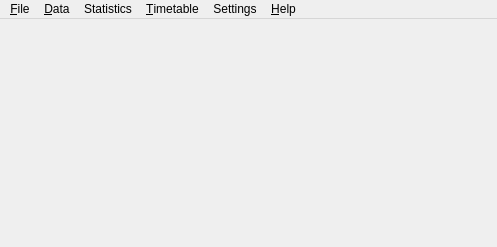
The window that fet/src/interface/fetmainform_template.ui (vonmecheln/fet) describes before a commit, drawn with Qt 5.
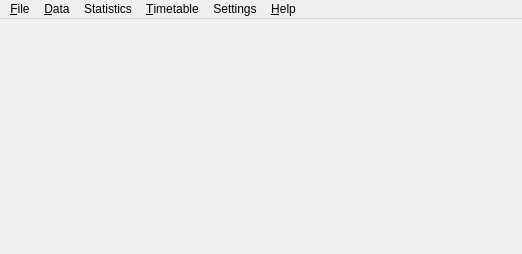
The same window after the commit. Icons and pictures are not drawn.

```diff
--- a/fet/src/interface/fetmainform_template.ui
+++ b/fet/src/interface/fetmainform_template.ui
@@ -5,8 +5,8 @@
    <rect>
     <x>0</x>
     <y>0</y>
-    <width>497</width>
-    <height>247</height>
+    <width>522</width>
+    <height>254</height>
    </rect>
   </property>
   <property name="windowTitle" >
@@ -21,7 +21,7 @@
     <rect>
      <x>0</x>
      <y>0</y>
-     <width>497</width>
+     <width>522</width>
      <height>29</height>
     </rect>
    </property>
```
Left out of the diff: 14 changed lines with no effect on the pictures.
